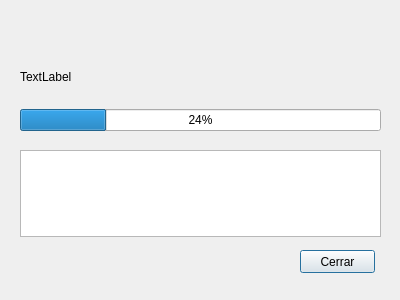
The window that dialogs/ui/deploy_progress.ui (lbdudc/qgispublisher) describes before a commit, drawn with Qt 5.
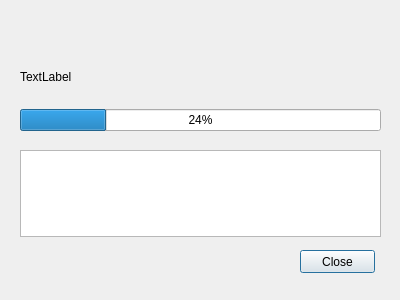
The same window after the commit.

Patch:
```diff
--- a/dialogs/ui/deploy_progress.ui
+++ b/dialogs/ui/deploy_progress.ui
@@ -23,7 +23,7 @@
     </rect>
    </property>
    <property name="text">
-    <string>Cerrar</string>
+    <string>Close</string>
    </property>
   </widget>
   <widget class="QWidget" name="layoutWidget">
```
Left out of the diff: 2 changed lines with no effect on the pictures.
